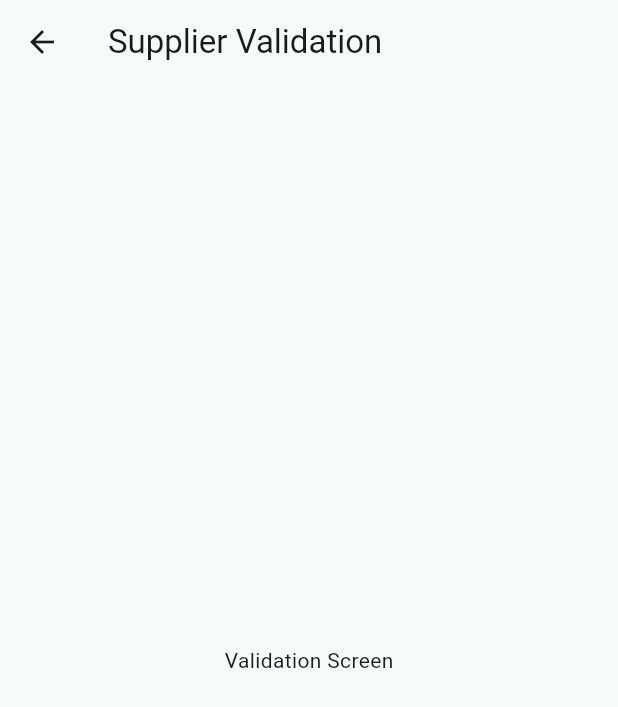
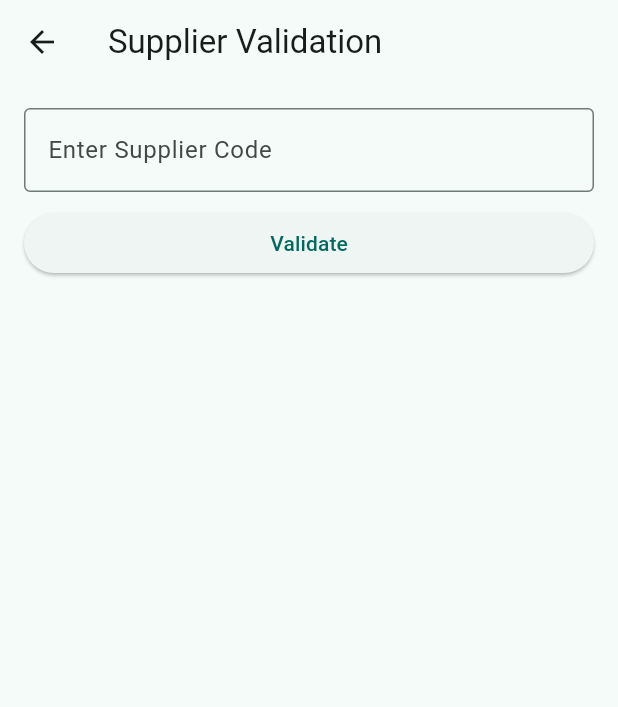
Before and after one commit to malsha7/waste_glass_app, a Flutter app: the ValidationScreen screen opened directly, on a phone screen of 412 x 824 dp. Shown: the top 707 px of the screen. Run offline on Flutter 3.47's test engine with Material 3 defaults, Android fonts, the phone set to English and light mode, and no system bars.

Commit message:
Created Validation  Screen

```diff
--- a/lib/screens/validation_screen.dart
+++ b/lib/screens/validation_screen.dart
@@ -1,30 +1,95 @@
 import 'package:flutter/material.dart';
+import '../models/supplier.dart';
+import '../services/api_service.dart';
 
-
-class ValidationScreen extends StatelessWidget {
-
+class ValidationScreen extends StatefulWidget {
   const ValidationScreen({super.key});
 
+  @override
+  State<ValidationScreen> createState() => _ValidationScreenState();
+}
+
+class _ValidationScreenState extends State<ValidationScreen> {
+
+  final controller = TextEditingController();
+
+  Supplier? supplier;
+  bool loading = false;
+  String message = "";
+
+  Future<void> validate() async {
+
+    setState(() {
+      loading = true;
+      message = "";
+      supplier = null;
+    });
+
+    try {
+      final result = await ApiService.validateSupplier(controller.text);
+
+      setState(() {
+        supplier = result;
+        message = "Supplier Found ✅";
+      });
+
+    } catch (e) {
+      setState(() {
+        message = "Invalid Supplier ❌";
+      });
+    }
+
+    setState(() => loading = false);
+  }
 
   @override
   Widget build(BuildContext context) {
+    return Scaffold(
+      appBar: AppBar(title: const Text("Supplier Validation")),
 
-    return Scaffold(
+      body: Padding(
+        padding: const EdgeInsets.all(16),
+        child: Column(
+          children: [
 
-      appBar: AppBar(
-        title: const Text("Supplier Validation"),
+            TextField(
+              controller: controller,
+              decoration: const InputDecoration(
+                labelText: "Enter Supplier Code",
+                border: OutlineInputBorder(),
+              ),
+            ),
+
+            const SizedBox(height: 10),
+
+            SizedBox(
+              width: double.infinity,
+              child: ElevatedButton(
+                onPressed: loading ? null : validate,
+                child: const Text("Validate"),
+              ),
+            ),
+
+            const SizedBox(height: 20),
+
+            if (loading) const CircularProgressIndicator(),
+
+            if (message.isNotEmpty)
+              Text(message),
+
+            const SizedBox(height: 20),
+
+            if (supplier != null)
+              Card(
+                child: ListTile(
+                  title: Text(supplier!.name),
+                  subtitle: Text(supplier!.supplierCode),
+                  trailing: Text(supplier!.status),
+                ),
+              ),
+          ],
+        ),
       ),
-
-      body: const Center(
-
-        child: Text(
-          "Validation Screen",
-        ),
-
-      ),
-
     );
-
   }
-
 }
```
